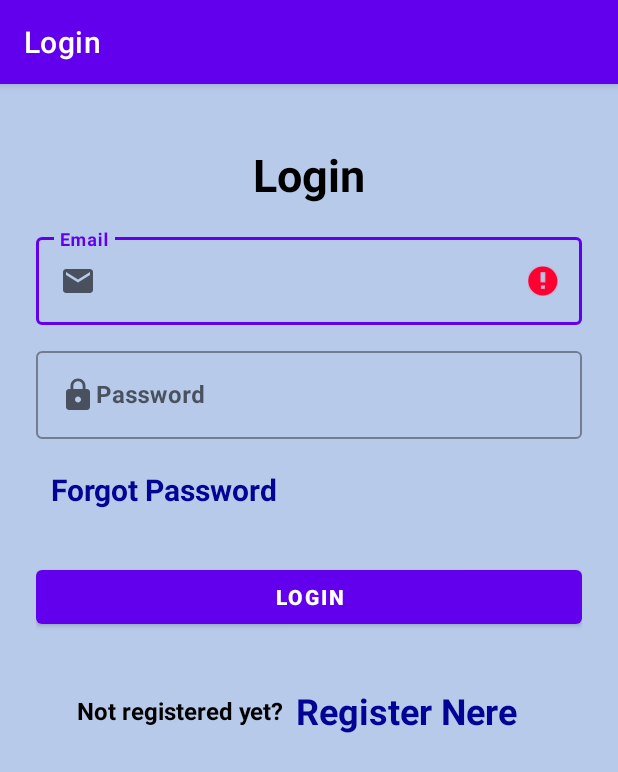
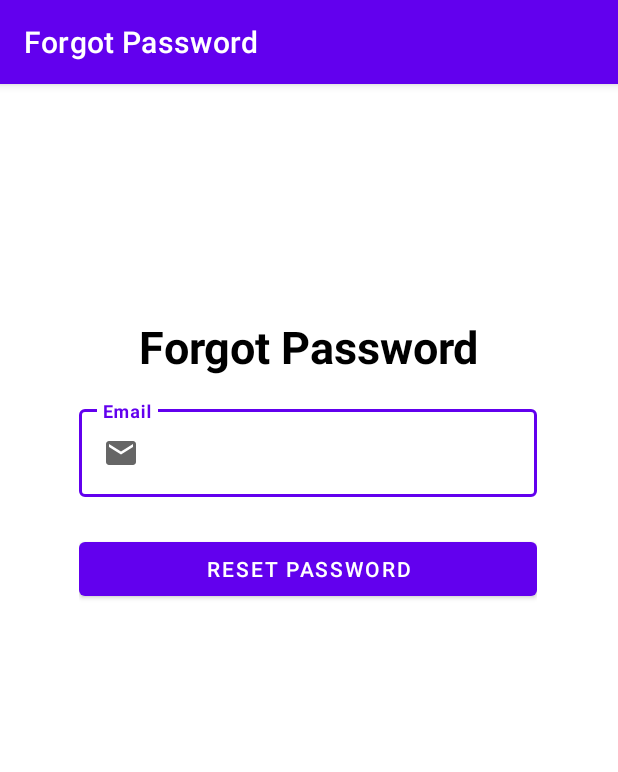
Before and after one commit to Varunmanoj/Audio-Book-App-on-Android, an Android app: the screen it shows after launch (LoginActivity before the commit, ForgotPasswordActivity after it), after a tap on "Forgot Password", on a phone screen of 412 x 824 dp. Shown: the top 772 px of the screen. Run offline under Robolectric (Android 15) with nearby library versions, the phone set to English and light mode, and no system bars; our stand-ins replace Firebase (no records; nobody signed in at launch, a user with empty details on screens opened directly); Roboto replaces fonts that are not available here; 1 statement that could not run was skipped; 2 other taps on this screen came first.

Commit message:
Added Forgot Password Functionality
Signed-off-by: Varun Kumar <varun.kumar@xaviers.edu.in>

```diff
--- a/app/src/main/AndroidManifest.xml
+++ b/app/src/main/AndroidManifest.xml
@@ -21,6 +21,10 @@
         android:roundIcon="@mipmap/ic_launcher_round"
         android:supportsRtl="true"
         android:theme="@style/Theme.AudioBook">
+        <activity
+            android:name=".ForgotPasswordActivity"
+            android:exported="false"
+            android:label="@string/ForgotPass" />
         <activity
             android:name=".LoginActivity"
             android:exported="false"
--- /dev/null
+++ b/app/src/main/java/com/varuncollegeproject/audiobook/ForgotPasswordActivity.java
@@ -0,0 +1,55 @@
+package com.varuncollegeproject.audiobook;
+
+import android.content.Intent;
+import android.os.Bundle;
+import android.util.Patterns;
+import android.widget.Button;
+import android.widget.EditText;
+import android.widget.Toast;
+
+import androidx.appcompat.app.AppCompatActivity;
+
+import com.google.firebase.auth.FirebaseAuth;
+
+public class ForgotPasswordActivity extends AppCompatActivity {
+    EditText etemail;
+    Button Resetpassbtn;
+    FirebaseAuth auth;
+
+    @Override
+    protected void onCreate(Bundle savedInstanceState) {
+        super.onCreate(savedInstanceState);
+        setContentView(R.layout.activity_forgot_password);
+
+        etemail = findViewById(R.id.resetpassemail);
+        Resetpassbtn = findViewById(R.id.resetpassbtn);
+        auth = FirebaseAuth.getInstance();
+
+
+        Resetpassbtn.setOnClickListener(v -> {
+            Resetpassword();
+        });
+    }
+
+    private void Resetpassword() {
+        String email = etemail.getText().toString();
+        if (email.isEmpty()) {
+            etemail.setError(getText(R.string.FPEmailerror));
+            etemail.requestFocus();
+            return;
+        } else if (!Patterns.EMAIL_ADDRESS.matcher(email).matches()) {
+            etemail.setError(getText(R.string.FPEmailerror));
+            etemail.requestFocus();
+            return;
+        } else {
+            auth.sendPasswordResetEmail(email).addOnCompleteListener(task -> {
+                if (task.isSuccessful()) {
+                    Toast.makeText(ForgotPasswordActivity.this, R.string.CheckEmail, Toast.LENGTH_SHORT).show();
+                    startActivity(new Intent(this, LoginActivity.class));
+                } else {
+                    Toast.makeText(ForgotPasswordActivity.this, R.string.Tryagain, Toast.LENGTH_SHORT).show();
+                }
+            });
+        }
+    }
+}
--- a/app/src/main/java/com/varuncollegeproject/audiobook/LoginActivity.java
+++ b/app/src/main/java/com/varuncollegeproject/audiobook/LoginActivity.java
@@ -53,6 +53,7 @@ public class LoginActivity extends AppCompatActivity {
 
         FP.setOnClickListener(v -> {
             Vibrate();
+            startActivity(new Intent(this, ForgotPasswordActivity.class));
         });
     }
 
--- a/app/src/main/java/com/varuncollegeproject/audiobook/RegisterActivity.java
+++ b/app/src/main/java/com/varuncollegeproject/audiobook/RegisterActivity.java
@@ -37,7 +37,7 @@ public class RegisterActivity extends AppCompatActivity {
         etRegEmail = findViewById(R.id.etRegEmail);
         etRegPassword = findViewById(R.id.etRegPass);
         tvLoginHere = findViewById(R.id.tvLoginHere);
-        btnRegister = findViewById(R.id.btnRegister);
+        btnRegister = findViewById(R.id.resetpassbtn);
 
         mAuth = FirebaseAuth.getInstance();
 
--- a/app/src/main/res/layout-v28/activity_register.xml
+++ b/app/src/main/res/layout-v28/activity_register.xml
@@ -65,7 +65,7 @@
         </com.google.android.material.textfield.TextInputLayout>
 
         <com.google.android.material.button.MaterialButton
-            android:id="@+id/btnRegister"
+            android:id="@+id/resetpassbtn"
             android:layout_width="match_parent"
             android:layout_height="wrap_content"
             android:layout_marginTop="24dp"
--- /dev/null
+++ b/app/src/main/res/layout/activity_forgot_password.xml
@@ -0,0 +1,65 @@
+<?xml version="1.0" encoding="utf-8"?>
+<androidx.constraintlayout.widget.ConstraintLayout xmlns:android="http://schemas.android.com/apk/res/android"
+    xmlns:app="http://schemas.android.com/apk/res-auto"
+    xmlns:tools="http://schemas.android.com/tools"
+    android:layout_width="match_parent"
+    android:layout_height="match_parent"
+    tools:context=".ForgotPasswordActivity">
+
+    <LinearLayout
+        android:layout_width="345dp"
+        android:layout_height="451dp"
+        android:layout_gravity="center"
+        android:layout_marginStart="32dp"
+        android:layout_marginTop="36dp"
+        android:layout_marginEnd="34dp"
+        android:layout_marginBottom="115dp"
+        android:orientation="vertical"
+        android:padding="20dp"
+        app:layout_constraintBottom_toBottomOf="parent"
+        app:layout_constraintEnd_toEndOf="parent"
+        app:layout_constraintStart_toStartOf="parent"
+        app:layout_constraintTop_toTopOf="parent">
+
+        <TextView
+            android:layout_width="match_parent"
+            android:layout_height="wrap_content"
+            android:layout_marginVertical="16dp"
+            android:accessibilityHeading="true"
+            android:clickable="false"
+            android:gravity="center_horizontal"
+            android:linksClickable="false"
+            android:text="@string/FPTitle"
+            android:textColor="@color/RegisterloginTextcolor"
+            android:textSize="30sp"
+            android:textStyle="bold" />
+
+
+        <com.google.android.material.textfield.TextInputLayout
+            style="@style/Widget.MaterialComponents.TextInputLayout.OutlinedBox"
+            android:layout_width="match_parent"
+            android:layout_height="wrap_content">
+
+            <com.google.android.material.textfield.TextInputEditText
+                android:id="@+id/resetpassemail"
+                android:layout_width="match_parent"
+                android:layout_height="wrap_content"
+                android:drawableStart="@drawable/email"
+                android:hint="@string/FPEmailhint"
+                android:inputType="textEmailAddress"
+                android:textStyle="bold"
+
+                />
+        </com.google.android.material.textfield.TextInputLayout>
+
+
+        <com.google.android.material.button.MaterialButton
+            android:id="@+id/resetpassbtn"
+            android:layout_width="match_parent"
+            android:layout_height="wrap_content"
+            android:layout_marginTop="24dp"
+            android:text="@string/FPBTN" />
+
+    </LinearLayout>
+
+</androidx.constraintlayout.widget.ConstraintLayout>
--- a/app/src/main/res/layout/activity_register.xml
+++ b/app/src/main/res/layout/activity_register.xml
@@ -65,7 +65,7 @@
         </com.google.android.material.textfield.TextInputLayout>
 
         <com.google.android.material.button.MaterialButton
-            android:id="@+id/btnRegister"
+            android:id="@+id/resetpassbtn"
             android:layout_width="match_parent"
             android:layout_height="wrap_content"
             android:layout_marginTop="24dp"
--- a/app/src/main/res/values-night/strings.xml
+++ b/app/src/main/res/values-night/strings.xml
@@ -83,4 +83,14 @@
     <string name="NewUser">Not registered yet?</string>
     <string name="RegisterHere">Register Nere</string>
     <string name="ForgotPass">Forgot Password</string>
+
+
+    <!--    Forgot Password -->
+    <string name="ScreenTitle">Forgot Password</string>
+    <string name="FPTitle">Forgot Password</string>
+    <string name="FPEmailhint">Email</string>
+    <string name="FPBTN">Reset Password</string>
+    <string name="FPEmailerror">Email can not be empty</string>
+    <string name="CheckEmail">Check your email for the password Reset Link</string>
+    <string name="Tryagain">Please Try Again</string>
 </resources>
--- a/app/src/main/res/values/strings.xml
+++ b/app/src/main/res/values/strings.xml
@@ -87,4 +87,14 @@
     <string name="ForgotPass">Forgot Password</string>
     <string name="LoginEmailError">Email cannot be empty</string>
     <string name="LoginPassworderror">Password cannot be empty</string>
+
+
+    <!--    Forgot Password -->
+    <string name="ScreenTitle">Forgot Password</string>
+    <string name="FPTitle">Forgot Password</string>
+    <string name="FPEmailhint">Email</string>
+    <string name="FPBTN">Reset Password</string>
+    <string name="FPEmailerror">Email can not be empty</string>
+    <string name="CheckEmail">Check your email for the password Reset Link</string>
+    <string name="Tryagain">Please Try Again</string>
 </resources>
```
